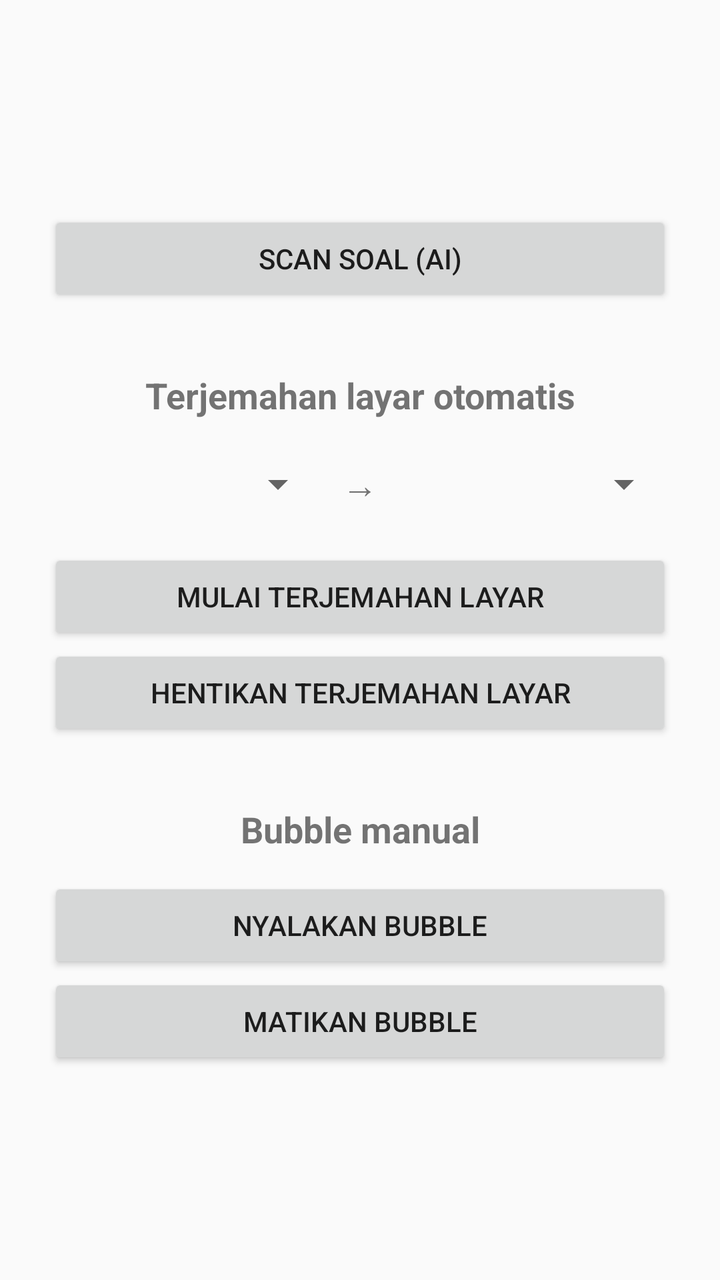
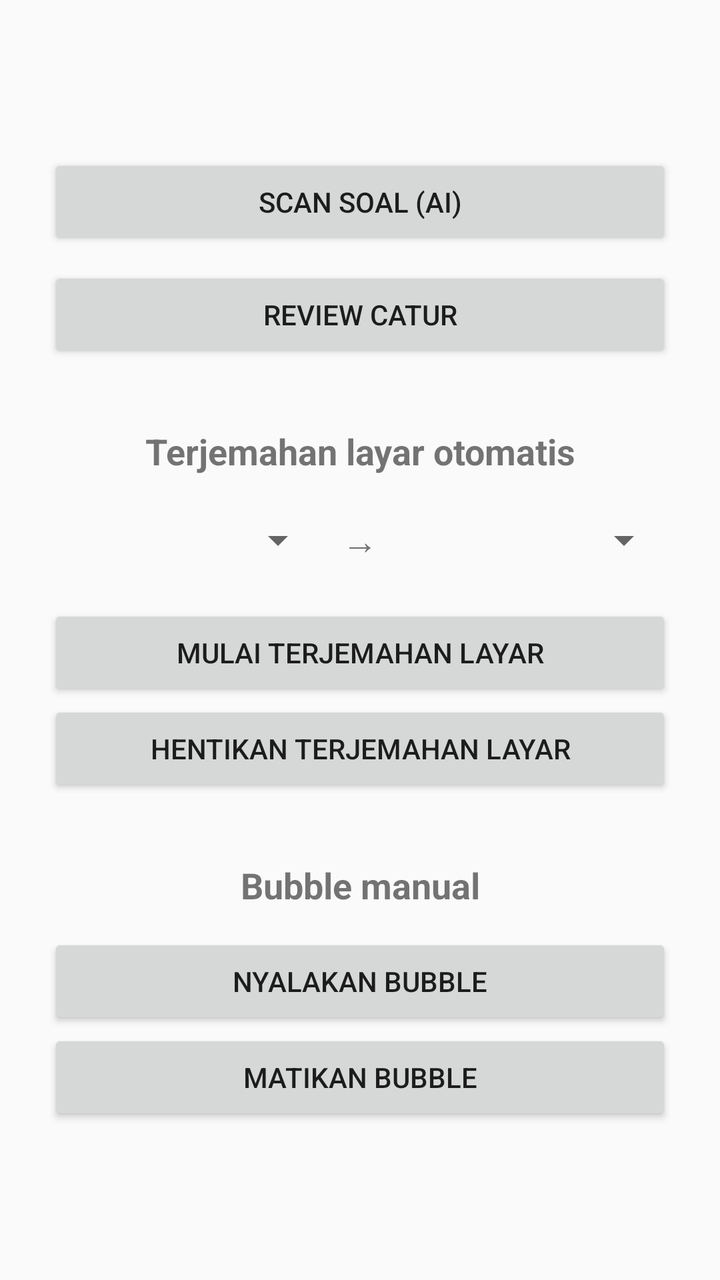

An Android layout rendered at two revisions. The XML below is the earlier revision; the diff shows what the commit changed to produce the second picture.
<!-- AndroidManifest.xml: application theme Theme.AppCompat.Light.DarkActionBar -->
<!-- res/layout/activity_main.xml -->
<ScrollView xmlns:android="http://schemas.android.com/apk/res/android"
    android:layout_width="match_parent"
    android:layout_height="match_parent"
    android:fillViewport="true">

    <LinearLayout
        android:layout_width="match_parent"
        android:layout_height="wrap_content"
        android:gravity="center"
        android:orientation="vertical"
        android:padding="24dp">

        <Button
            android:id="@+id/btnSoal"
            android:layout_width="match_parent"
            android:layout_height="wrap_content"
            android:layout_marginBottom="32dp"
            android:text="Scan Soal (AI)" />

        <TextView
            android:layout_width="match_parent"
            android:layout_height="wrap_content"
            android:gravity="center"
            android:text="Terjemahan layar otomatis"
            android:textSize="18sp"
            android:textStyle="bold" />

        <LinearLayout
            android:layout_width="match_parent"
            android:layout_height="wrap_content"
            android:layout_marginTop="12dp"
            android:gravity="center_vertical"
            android:orientation="horizontal">

            <Spinner
                android:id="@+id/spinScreenSrc"
                android:layout_width="0dp"
                android:layout_height="wrap_content"
                android:layout_weight="1" />

            <TextView
                android:layout_width="wrap_content"
                android:layout_height="wrap_content"
                android:padding="8dp"
                android:text="→"
                android:textSize="18sp" />

            <Spinner
                android:id="@+id/spinScreenTgt"
                android:layout_width="0dp"
                android:layout_height="wrap_content"
                android:layout_weight="1" />
        </LinearLayout>

        <Button
            android:id="@+id/btnScreenStart"
            android:layout_width="match_parent"
            android:layout_height="wrap_content"
            android:layout_marginTop="12dp"
            android:text="Mulai terjemahan layar" />

        <Button
            android:id="@+id/btnScreenStop"
            android:layout_width="match_parent"
            android:layout_height="wrap_content"
            android:text="Hentikan terjemahan layar" />

        <TextView
            android:layout_width="match_parent"
            android:layout_height="wrap_content"
            android:layout_marginTop="32dp"
            android:gravity="center"
            android:text="Bubble manual"
            android:textSize="18sp"
            android:textStyle="bold" />

        <Button
            android:id="@+id/btnStart"
            android:layout_width="match_parent"
            android:layout_height="wrap_content"
            android:layout_marginTop="12dp"
            android:text="Nyalakan bubble" />

        <Button
            android:id="@+id/btnStop"
            android:layout_width="match_parent"
            android:layout_height="wrap_content"
            android:text="Matikan bubble" />

    </LinearLayout>
</ScrollView>
<!-- resources referenced by this layout -->
<resources>

</resources>

<!-- the commit's change to res/layout/activity_main.xml (unified diff, before → after) -->
@@ -16,6 +16,14 @@
             android:layout_height="wrap_content"
             android:layout_marginBottom="32dp"
             android:text="Scan Soal (AI)" />
+
+        <Button
+            android:id="@+id/btnCatur"
+            android:layout_width="match_parent"
+            android:layout_height="wrap_content"
+            android:layout_marginTop="-24dp"
+            android:layout_marginBottom="32dp"
+            android:text="Review Catur" />
 
         <TextView
             android:layout_width="match_parent"
